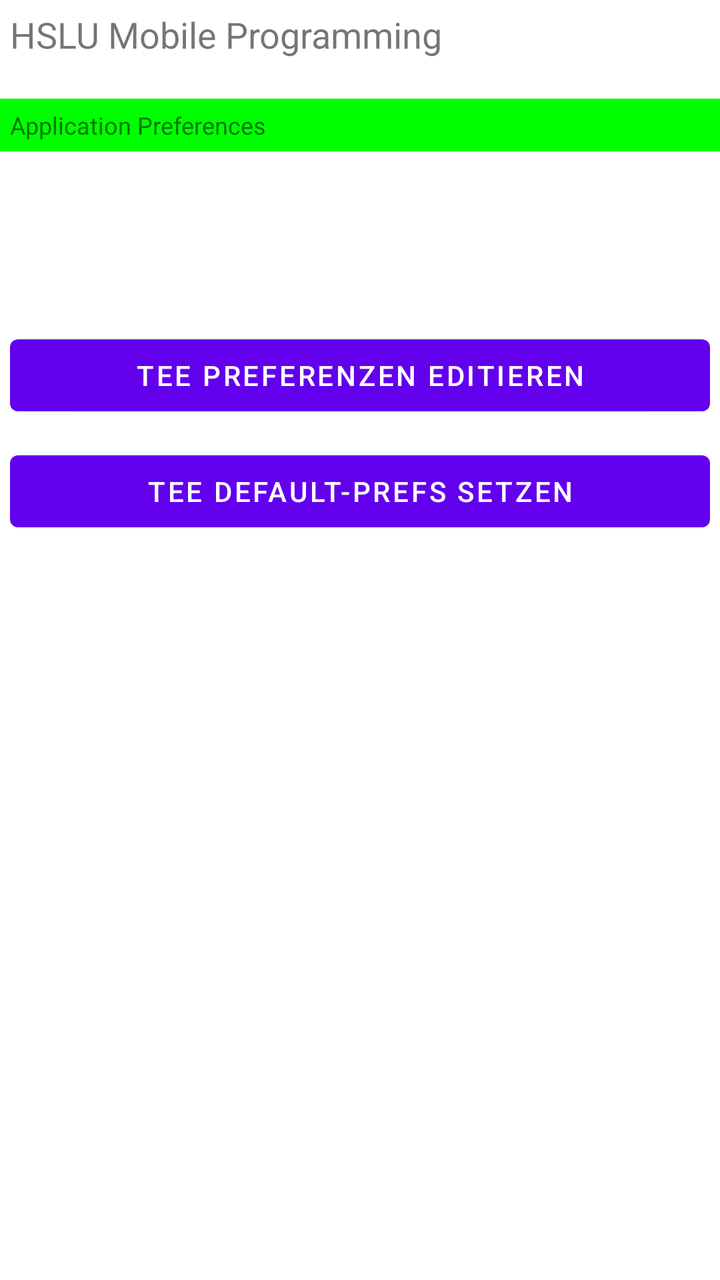
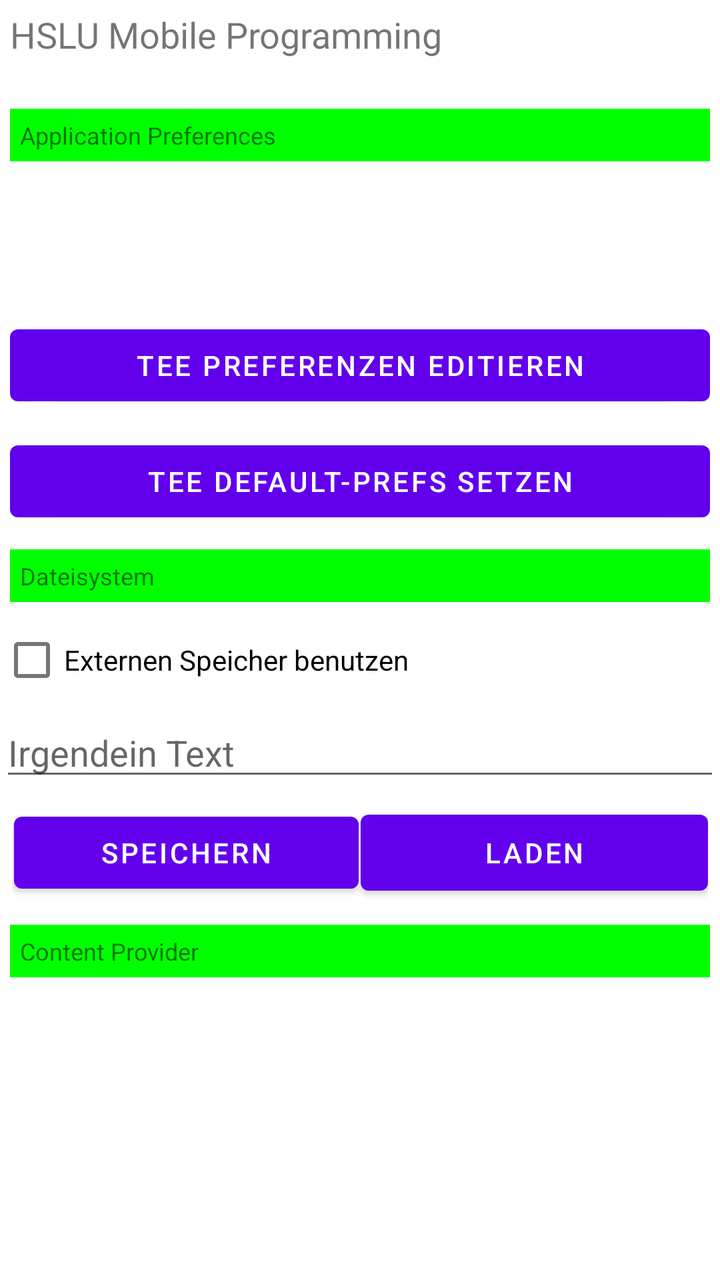

Screens rendered from an Android XML layout before and after an edit, with the pre-edit source and the edit as a unified diff.
<!-- AndroidManifest.xml: application theme Theme.Uebung3 -->
<!-- res/layout/fragment_main.xml -->
<?xml version="1.0" encoding="utf-8"?>
<ScrollView xmlns:android="http://schemas.android.com/apk/res/android"
  android:layout_width="match_parent"
  android:layout_height="match_parent">

  <LinearLayout
    android:layout_width="match_parent"
    android:layout_height="match_parent"
    android:orientation="vertical">

    <TextView
      android:layout_width="match_parent"
      android:layout_height="wrap_content"
      android:layout_marginBottom="@dimen/margin_bottom"
      android:padding="5dp"
      android:text="HSLU Mobile Programming"
      android:textSize="@dimen/font_titleSize"/>

    <TextView
      android:layout_width="match_parent"
      android:layout_height="wrap_content"
      android:layout_marginBottom="@dimen/margin_bottom"
      android:background="@color/green"
      android:padding="@dimen/padding_textView"
      android:text="Application Preferences"
      android:textSize="@dimen/font_textSize"/>

    <TextView
      android:id="@+id/tw_resume_count"
      android:layout_width="match_parent"
      android:layout_height="wrap_content"
      android:layout_marginBottom="@dimen/margin_bottom"/>

    <TextView
      android:id="@+id/tw_preferred_tea"
      android:layout_width="match_parent"
      android:layout_height="wrap_content"
      android:layout_marginBottom="@dimen/margin_bottom"/>

    <Button
      android:id="@+id/buttonEditPrefs"
      android:layout_width="match_parent"
      android:layout_height="wrap_content"
      android:layout_margin="5dp"
      android:text="TEE PREFERENZEN EDITIEREN"
      android:onClick="editTeaPreferenceClick"/>

    <Button
      android:id="@+id/buttonResetPrefs"
      android:layout_width="match_parent"
      android:layout_height="wrap_content"
      android:layout_margin="5dp"
      android:text="TEE DEFAULT-PREFS SETZEN"
      android:onClick="resetTeaPreferencesClick"/>

  </LinearLayout>


</ScrollView>
<!-- resources referenced by this layout -->
<resources>
  <color name="green">#00FF00</color>
  <dimen name="font_textSize">12sp</dimen>
  <dimen name="font_titleSize">18sp</dimen>
  <dimen name="margin_bottom">15dp</dimen>
  <dimen name="padding_textView">5dp</dimen>
  <style name="Theme.Uebung3" parent="Theme.MaterialComponents.DayNight.DarkActionBar">
      
      <item name="colorPrimary">@color/purple_500</item>
      <item name="colorPrimaryVariant">@color/purple_700</item>
      <item name="colorOnPrimary">@color/white</item>
      
      <item name="colorSecondary">@color/teal_200</item>
      <item name="colorSecondaryVariant">@color/teal_700</item>
      <item name="colorOnSecondary">@color/black</item>
      
      <item name="android:statusBarColor" tools:targetApi="l">?attr/colorPrimaryVariant</item>
      
    </style>
  <color name="purple_500">#FF6200EE</color>
  <color name="purple_700">#FF3700B3</color>
  <color name="white">#FFFFFFFF</color>
  <color name="teal_200">#FF03DAC5</color>
  <color name="teal_700">#FF018786</color>
  <color name="black">#FF000000</color>
</resources>

<!-- the commit's change to res/layout/fragment_main.xml (unified diff, before → after) -->
@@ -22,6 +22,7 @@
       android:layout_marginBottom="@dimen/margin_bottom"
       android:background="@color/green"
       android:padding="@dimen/padding_textView"
+      android:layout_margin="5dp"
       android:text="Application Preferences"
       android:textSize="@dimen/font_textSize"/>
 
@@ -42,16 +43,72 @@
       android:layout_width="match_parent"
       android:layout_height="wrap_content"
       android:layout_margin="5dp"
-      android:text="TEE PREFERENZEN EDITIEREN"
-      android:onClick="editTeaPreferenceClick"/>
+      android:text="TEE PREFERENZEN EDITIEREN"/>
 
     <Button
       android:id="@+id/buttonResetPrefs"
       android:layout_width="match_parent"
       android:layout_height="wrap_content"
       android:layout_margin="5dp"
-      android:text="TEE DEFAULT-PREFS SETZEN"
-      android:onClick="resetTeaPreferencesClick"/>
+      android:text="TEE DEFAULT-PREFS SETZEN"/>
+
+    <TextView
+      android:layout_width="match_parent"
+      android:layout_height="wrap_content"
+      android:layout_marginBottom="@dimen/margin_bottom"
+      android:background="@color/green"
+      android:padding="@dimen/padding_textView"
+      android:layout_margin="5dp"
+      android:text="Dateisystem"
+      android:textSize="@dimen/font_textSize"/>
+
+    <CheckBox
+      android:id="@+id/cb_useExternalStorage"
+      android:layout_width="match_parent"
+      android:layout_height="wrap_content"
+      android:text="Externen Speicher benutzen"/>
+
+    <EditText
+      android:id="@+id/text_file"
+      android:layout_width="match_parent"
+      android:layout_height="wrap_content"
+      android:inputType="text"
+      android:hint="Irgendein Text"/>
+
+    <LinearLayout
+      android:layout_width="match_parent"
+      android:layout_height="wrap_content"
+      android:orientation="horizontal"
+      android:gravity="center_horizontal"
+      android:padding="6dp"
+      android:weightSum="2">
+
+      <Button
+        android:id="@+id/buttonSaveText"
+        android:layout_width="0dp"
+        android:layout_height="match_parent"
+        android:layout_margin="1dp"
+        android:text="Speichern"
+        android:layout_weight="1"/>
+
+      <Button
+        android:id="@+id/buttonLoadText"
+        android:layout_width="1dp"
+        android:layout_height="match_parent"
+        android:layout_margin="0dp"
+        android:text="Laden"
+        android:layout_weight="1"/>
+    </LinearLayout>
+
+    <TextView
+      android:layout_width="match_parent"
+      android:layout_height="wrap_content"
+      android:layout_marginBottom="@dimen/margin_bottom"
+      android:background="@color/green"
+      android:padding="@dimen/padding_textView"
+      android:layout_margin="5dp"
+      android:text="Content Provider"
+      android:textSize="@dimen/font_textSize"/>
 
   </LinearLayout>
 
